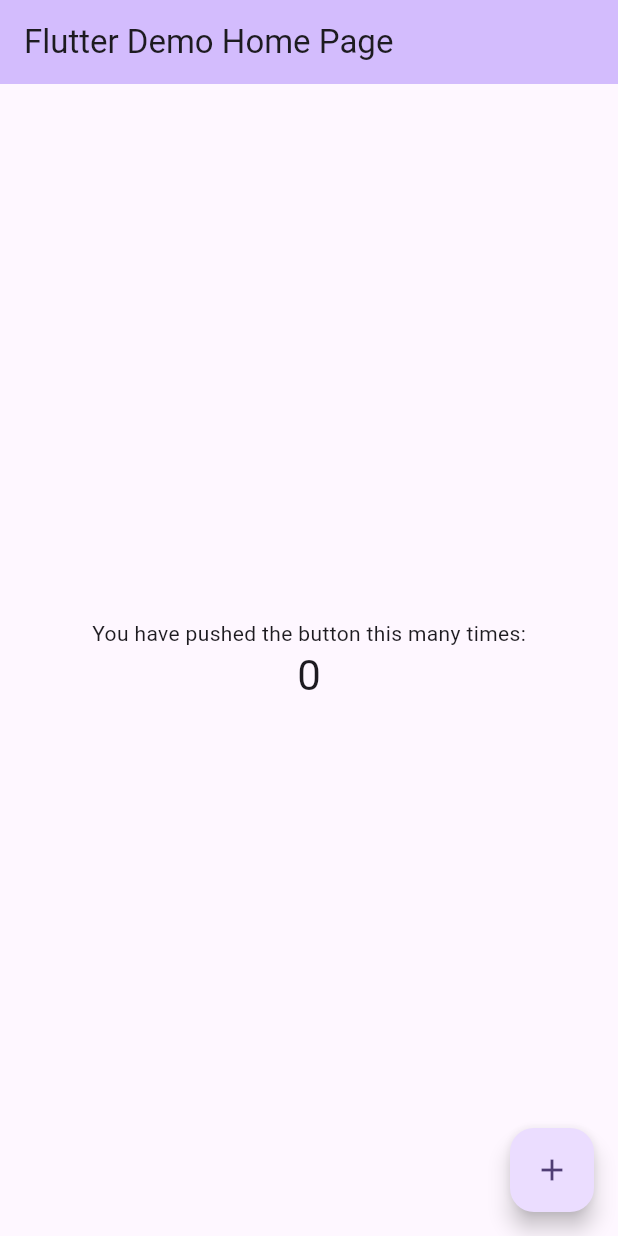
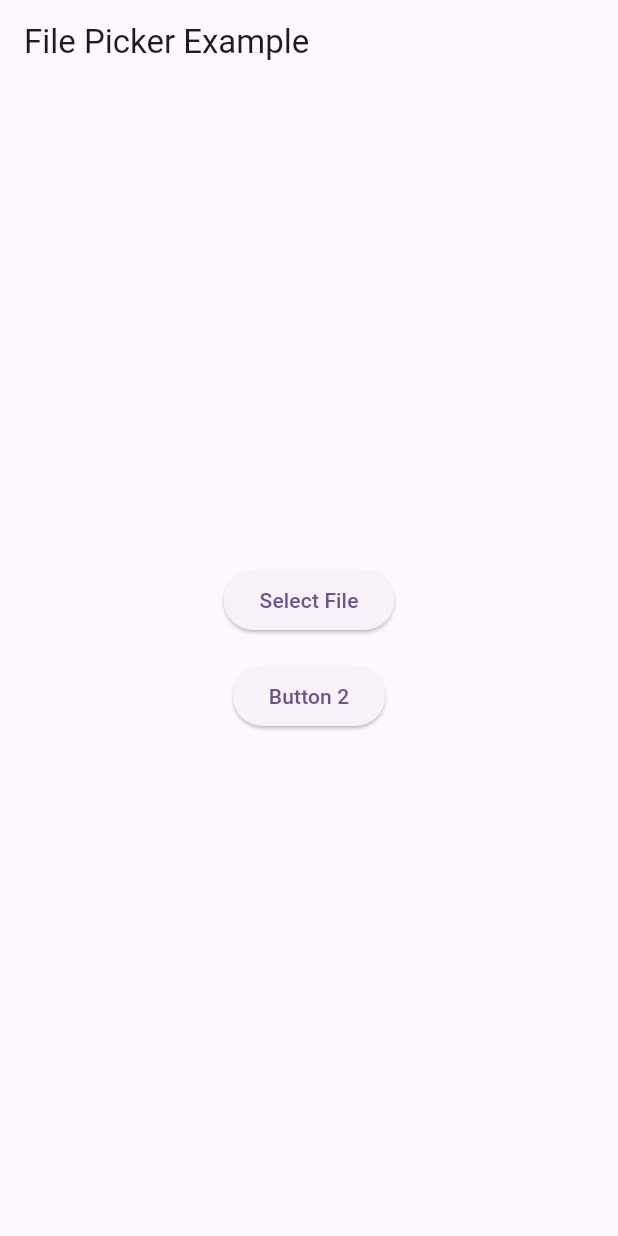
Before and after one commit to AbhinavJD7/landshape, a Flutter app: the screen it shows after launch, on a phone screen of 412 x 824 dp. Run offline on Flutter 3.47's test engine with Material 3 defaults, Android fonts, the phone set to English and light mode, and no system bars; our stand-ins replace file_picker, firebase_core, firebase_storage; accounts and stored records are empty.

Commit message:
added upload and firebase

```diff
--- a/landshape/lib/main.dart
+++ b/landshape/lib/main.dart
@@ -1,6 +1,14 @@
+import 'package:landshape/firebase_options.dart';
+import 'package:landshape/upload.dart';
+import 'package:firebase_core/firebase_core.dart';
 import 'package:flutter/material.dart';
 
-void main() {
+void main() async {
+  WidgetsFlutterBinding.ensureInitialized();
+  await Firebase.initializeApp(options: DefaultFirebaseOptions.currentPlatform);
+
+  //FlutterError.onError = FirebaseCrashlytics.instance.recordFlutterFatalError;
+
   runApp(const MyApp());
 }
 
@@ -13,113 +21,10 @@
     return MaterialApp(
       title: 'Flutter Demo',
       theme: ThemeData(
-        // This is the theme of your application.
-        //
-        // TRY THIS: Try running your application with "flutter run". You'll see
-        // the application has a purple toolbar. Then, without quitting the app,
-        // try changing the seedColor in the colorScheme below to Colors.green
-        // and then invoke "hot reload" (save your changes or press the "hot
-        // reload" button in a Flutter-supported IDE, or press "r" if you used
-        // the command line to start the app).
-        //
-        // Notice that the counter didn't reset back to zero; the application
-        // state is not lost during the reload. To reset the state, use hot
-        // restart instead.
-        //
-        // This works for code too, not just values: Most code changes can be
-        // tested with just a hot reload.
         colorScheme: ColorScheme.fromSeed(seedColor: Colors.deepPurple),
         useMaterial3: true,
       ),
-      home: const MyHomePage(title: 'Flutter Demo Home Page'),
+      home: MyStatefulWidget()
     );
   }
 }
-
-class MyHomePage extends StatefulWidget {
-  const MyHomePage({super.key, required this.title});
-
-  // This widget is the home page of your application. It is stateful, meaning
-  // that it has a State object (defined below) that contains fields that affect
-  // how it looks.
-
-  // This class is the configuration for the state. It holds the values (in this
-  // case the title) provided by the parent (in this case the App widget) and
-  // used by the build method of the State. Fields in a Widget subclass are
-  // always marked "final".
-
-  final String title;
-
-  @override
-  State<MyHomePage> createState() => _MyHomePageState();
-}
-
-class _MyHomePageState extends State<MyHomePage> {
-  int _counter = 0;
-
-  void _incrementCounter() {
-    setState(() {
-      // This call to setState tells the Flutter framework that something has
-      // changed in this State, which causes it to rerun the build method below
-      // so that the display can reflect the updated values. If we changed
-      // _counter without calling setState(), then the build method would not be
-      // called again, and so nothing would appear to happen.
-      _counter++;
-    });
-  }
-
-  @override
-  Widget build(BuildContext context) {
-    // This method is rerun every time setState is called, for instance as done
-    // by the _incrementCounter method above.
-    //
-    // The Flutter framework has been optimized to make rerunning build methods
-    // fast, so that you can just rebuild anything that needs updating rather
-    // than having to individually change instances of widgets.
-    return Scaffold(
-      appBar: AppBar(
-        // TRY THIS: Try changing the color here to a specific color (to
-        // Colors.amber, perhaps?) and trigger a hot reload to see the AppBar
-        // change color while the other colors stay the same.
-        backgroundColor: Theme.of(context).colorScheme.inversePrimary,
-        // Here we take the value from the MyHomePage object that was created by
-        // the App.build method, and use it to set our appbar title.
-        title: Text(widget.title),
-      ),
-      body: Center(
-        // Center is a layout widget. It takes a single child and positions it
-        // in the middle of the parent.
-        child: Column(
-          // Column is also a layout widget. It takes a list of children and
-          // arranges them vertically. By default, it sizes itself to fit its
-          // children horizontally, and tries to be as tall as its parent.
-          //
-          // Column has various properties to control how it sizes itself and
-          // how it positions its children. Here we use mainAxisAlignment to
-          // center the children vertically; the main axis here is the vertical
-          // axis because Columns are vertical (the cross axis would be
-          // horizontal).
-          //
-          // TRY THIS: Invoke "debug painting" (choose the "Toggle Debug Paint"
-          // action in the IDE, or press "p" in the console), to see the
-          // wireframe for each widget.
-          mainAxisAlignment: MainAxisAlignment.center,
-          children: <Widget>[
-            const Text(
-              'You have pushed the button this many times:',
-            ),
-            Text(
-              '$_counter',
-              style: Theme.of(context).textTheme.headlineMedium,
-            ),
-          ],
-        ),
-      ),
-      floatingActionButton: FloatingActionButton(
-        onPressed: _incrementCounter,
-        tooltip: 'Increment',
-        child: const Icon(Icons.add),
-      ), // This trailing comma makes auto-formatting nicer for build methods.
-    );
-  }
-}
--- /dev/null
+++ b/landshape/lib/upload.dart
@@ -0,0 +1,85 @@
+import 'dart:io';
+
+import 'package:file_picker/file_picker.dart';
+import 'package:firebase_storage/firebase_storage.dart';
+import 'package:flutter/material.dart';
+
+class MyStatefulWidget extends StatefulWidget {
+  @override
+  _MyStatefulWidgetState createState() => _MyStatefulWidgetState();
+}
+
+class _MyStatefulWidgetState extends State<MyStatefulWidget> {
+  PlatformFile? pickedFile;
+
+  Future uploadFile() async {
+    final path = 'files/${pickedFile!.name}';
+    final file = File(pickedFile!.path!);
+
+    final ref = FirebaseStorage.instance.ref().child(path);
+    ref.putFile(file);
+    print('done........👍👍👍');
+  }
+
+  Future selectFile() async {
+    final result = await FilePicker.platform.pickFiles();
+    if (result == null) {
+      return;
+    }
+    setState(() {
+      pickedFile = result.files.first;
+    });
+  }
+
+  @override
+  Widget build(BuildContext context) {
+    return Scaffold(
+      appBar: AppBar(
+        title: Text('File Picker Example'),
+      ),
+      body: Column(
+        mainAxisAlignment: MainAxisAlignment.center,
+        children: [
+          ElevatedButton(
+            onPressed: () {
+              selectFile();
+              print('Button 1 pressed');
+            },
+            child: Text('Select File'),
+          ),
+          SizedBox(height: 16),
+          ElevatedButton(
+            onPressed: () {
+              uploadFile();
+              print('Button 2 pressed');
+            },
+            child: Text('Button 2'),
+          ),
+          SizedBox(height: 16),
+          // Container for image preview
+          pickedFile != null
+              ? Container(
+                  margin: EdgeInsets.symmetric(vertical: 10),
+                  child: Column(
+                    children: [
+                      Text(
+                        'Image Preview:',
+                        style: TextStyle(fontWeight: FontWeight.bold),
+                      ),
+                      SizedBox(height: 50),
+                      // Display the image preview here
+                      Image.file(
+                        File(pickedFile!.path!),
+                        height: 100,
+                        width: 100,
+                        fit: BoxFit.cover,
+                      ),
+                    ],
+                  ),
+                )
+              : Container(), // Empty container if no file is selected
+        ],
+      ),
+    );
+  }
+}
--- a/landshape/pubspec.yaml
+++ b/landshape/pubspec.yaml
@@ -35,6 +35,10 @@ dependencies:
   # The following adds the Cupertino Icons font to your application.
   # Use with the CupertinoIcons class for iOS style icons.
   cupertino_icons: ^1.0.2
+  firebase_core: ^2.24.2
+  firebase_storage: ^11.5.6
+  image_picker: ^1.0.5
+  file_picker: ^6.1.1
 
 dev_dependencies:
   flutter_test:
```
Also changed, not shown: landshape/lib/firebase_options.dart (added), landshape/pubspec.lock, 6 other files.
